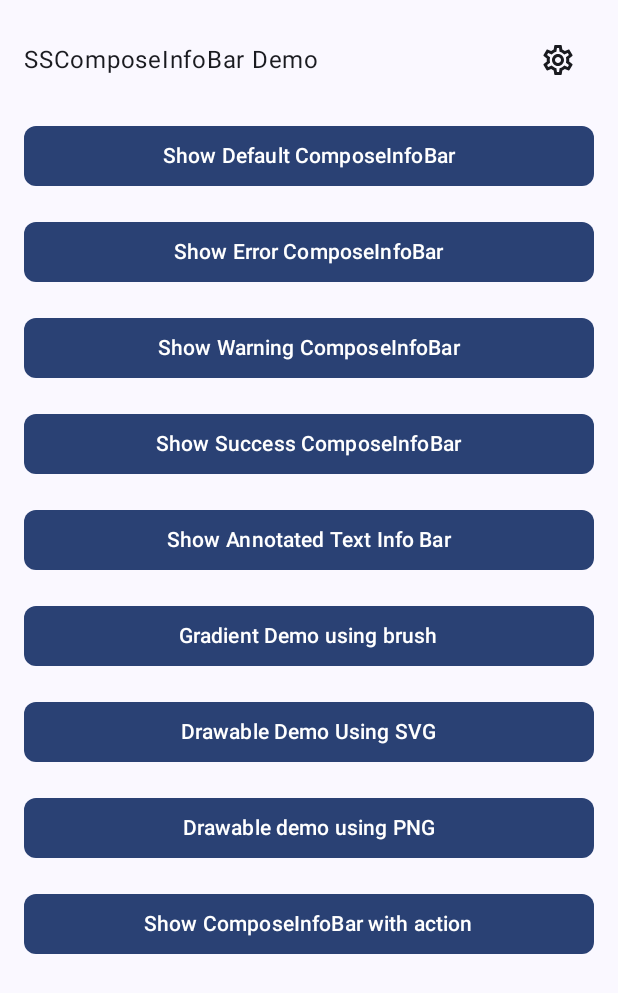
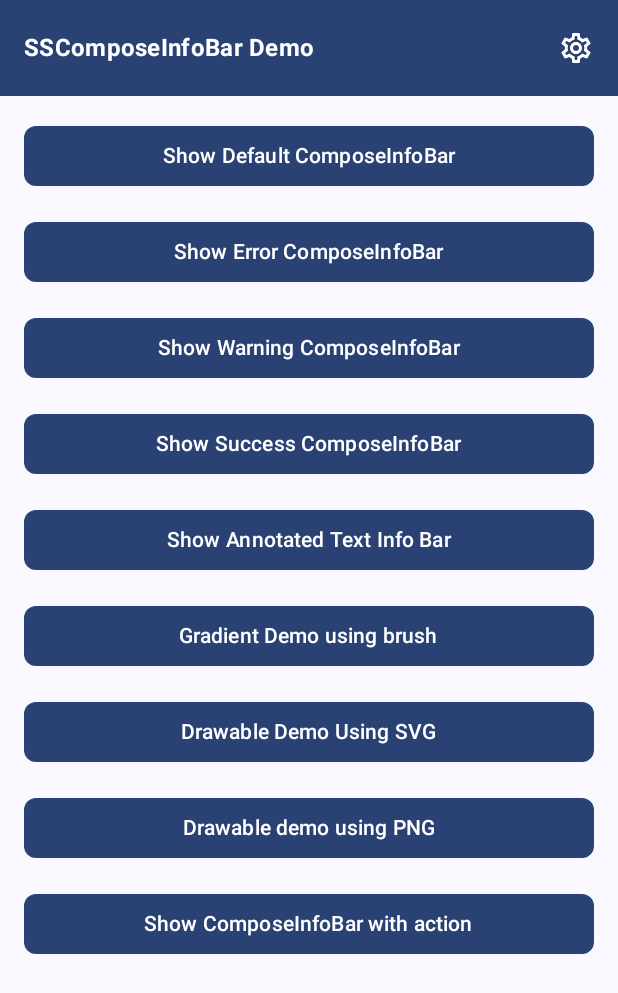
Before and after one commit to SimformSolutionsPvtLtd/SSCompose-CustomInfoBar, an Android app built with Jetpack Compose: the screen it shows after launch (MainActivity), on a phone screen of 412 x 824 dp. Shown: the top 993 px of the screen. Run offline under Robolectric (Android 15) with nearby library versions, the phone set to English and light mode, and no system bars.

Commit message:
UNT-T26646 Refactor: Replace setting dialog with SettingBottomSheet and Home screen UI changes.

```diff
--- a/app/src/main/java/com/simform/sscustominfobarapp/home/Home.kt
+++ b/app/src/main/java/com/simform/sscustominfobarapp/home/Home.kt
@@ -1,10 +1,9 @@
 package com.simform.sscustominfobarapp.home
 
 import android.widget.Toast
-import androidx.compose.animation.AnimatedVisibility
+import androidx.compose.foundation.background
 import androidx.compose.foundation.layout.Arrangement
 import androidx.compose.foundation.layout.Box
-import androidx.compose.foundation.layout.Row
 import androidx.compose.foundation.layout.fillMaxSize
 import androidx.compose.foundation.layout.fillMaxWidth
 import androidx.compose.foundation.layout.height
@@ -15,10 +14,16 @@ import androidx.compose.foundation.lazy.rememberLazyListState
 import androidx.compose.material.icons.Icons
 import androidx.compose.material.icons.outlined.Settings
 import androidx.compose.material3.Button
+import androidx.compose.material3.ExperimentalMaterial3Api
 import androidx.compose.material3.Icon
 import androidx.compose.material3.IconButton
 import androidx.compose.material3.MaterialTheme
+import androidx.compose.material3.ModalBottomSheet
+import androidx.compose.material3.Scaffold
 import androidx.compose.material3.Text
+import androidx.compose.material3.TopAppBar
+import androidx.compose.material3.TopAppBarDefaults
+import androidx.compose.material3.rememberModalBottomSheetState
 import androidx.compose.runtime.Composable
 import androidx.compose.runtime.getValue
 import androidx.compose.runtime.mutableStateOf
@@ -29,6 +34,7 @@ import androidx.compose.ui.Alignment
 import androidx.compose.ui.Modifier
 import androidx.compose.ui.platform.LocalContext
 import androidx.compose.ui.res.stringResource
+import androidx.compose.ui.text.font.FontWeight
 import androidx.compose.ui.unit.dp
 import com.simform.sscustominfobar.main.SSComposeInfoBar
 import com.simform.sscustominfobar.main.SSComposeInfoBarDirection
@@ -71,31 +77,44 @@ private fun CustomHomeButton(
 }
 
 /**
- * Custom Action bar created using row to display app title and a setting icon.
+ * Custom Action bar to display app title and a setting icon.
  *
  * @param modifier The [Modifier] that is applied to this Custom action bar.
  * @param onSettingClicked Called when the user clicks on the settings icon.
  */
+@OptIn(ExperimentalMaterial3Api::class)
 @Composable
 fun HomeActionBar(modifier: Modifier = Modifier, onSettingClicked: () -> Unit) {
-    Row(
+    TopAppBar(
+        title = {
+            Text(
+                text = stringResource(R.string.ss_compose_info_bar_demo),
+                color = MaterialTheme.colorScheme.onPrimary,
+                style = MaterialTheme.typography.titleMedium,
+                fontWeight = FontWeight.Bold
+            )
+        },
         modifier = modifier,
-        horizontalArrangement = Arrangement.SpaceBetween,
-        verticalAlignment = Alignment.CenterVertically
-    ) {
-        Text(text = stringResource(R.string.ss_compose_info_bar_demo))
+        actions = {
             IconButton(onClick = onSettingClicked) {
                 Icon(
                     imageVector = Icons.Outlined.Settings,
-                contentDescription = stringResource(R.string.info_bar_settings)
+                    contentDescription = stringResource(R.string.info_bar_settings),
+                    tint = MaterialTheme.colorScheme.onPrimary
                 )
             }
-    }
+        },
+        colors = TopAppBarDefaults.topAppBarColors(
+            containerColor = MaterialTheme.colorScheme.primary,
+            actionIconContentColor = MaterialTheme.colorScheme.onPrimary
+        )
+    )
 }
 
 /**
  * Home Screen for the demonstration of the [SSComposeInfoBar] Library.
  */
+@OptIn(ExperimentalMaterial3Api::class)
 @Composable
 fun SSCustomInfoBarHome() {
     val context = LocalContext.current
@@ -107,7 +126,7 @@ fun SSCustomInfoBarHome() {
     var buttonType by remember {
         mutableStateOf(ButtonType.Default)
     }
-    var shouldShowSettingDialog by remember {
+    var shouldShowSettingSheet by remember {
         mutableStateOf(false)
     }
     var duration by remember {
@@ -118,6 +137,12 @@ fun SSCustomInfoBarHome() {
     }
     val btnTypeQueue: Queue<ButtonType> = remember {
         LinkedList()
+    }
+    var isSwipeToDismissEnabled by remember {
+        mutableStateOf(false)
+    }
+    var isNetworkMonitoringEnabled by remember {
+        mutableStateOf(true)
     }
     composeInfoHostState.setOnInfoBarDismiss {
         btnTypeQueue.remove()
@@ -130,14 +155,27 @@ fun SSCustomInfoBarHome() {
             Toast.LENGTH_SHORT
         ).show()
     }
-    Box(modifier = Modifier.fillMaxSize()) {
+    val sheetState = rememberModalBottomSheetState(true)
+    Scaffold(
+        modifier = Modifier,
+        topBar = {
+            HomeActionBar(
+                modifier = Modifier
+                    .background(MaterialTheme.colorScheme.primary)
+            ) {
+                shouldShowSettingSheet = shouldShowSettingSheet.not()
+            }
+        }
+    ) {
         SSComposeInfoHost(
             modifier = Modifier
-                .fillMaxSize(),
+                .fillMaxSize()
+                .padding(it),
             composeHostState = composeInfoHostState,
             direction = direction,
             contentScrollState = lazyListState,
-            enableNetworkMonitoring = true,
+            enableNetworkMonitoring = isNetworkMonitoringEnabled,
+            isSwipeToDismissEnabled = isSwipeToDismissEnabled,
             composeInfoBar = { content ->
                 InfoBarByButtonType(
                     type = buttonType,
@@ -158,11 +196,6 @@ fun SSCustomInfoBarHome() {
                 horizontalAlignment = Alignment.CenterHorizontally,
                 verticalArrangement = Arrangement.spacedBy(AppDimens.DpMedium)
             ) {
-                item {
-                    HomeActionBar(modifier = Modifier.fillMaxWidth()) {
-                        shouldShowSettingDialog = shouldShowSettingDialog.not()
-                    }
-                }
                 items(ButtonType.entries) { bType ->
                     CustomHomeButton(
                         title = stringResource(id = getButtonTitle(bType)),
@@ -195,20 +228,30 @@ fun SSCustomInfoBarHome() {
                     }
                 }
             }
-            AnimatedVisibility(visible = shouldShowSettingDialog) {
-                SettingDialog(
-                    modifier = Modifier.align(Alignment.Center),
+            if (shouldShowSettingSheet) {
+                ModalBottomSheet(
+                    onDismissRequest = {
+                        shouldShowSettingSheet = false
+                    },
+                    sheetState = sheetState
+                ) {
+                    // Sheet content
+                    SettingBottomSheet(
                         inputDuration = duration,
                         inputDirection = direction,
-                    onCancel = {
-                        shouldShowSettingDialog = false
-                    },
-                    onConfirm = { selectedDuration, selectedDirection ->
+                        inputSwipeToDismissState = isSwipeToDismissEnabled,
+                        inputNetworkObserverState = isNetworkMonitoringEnabled,
+                        onCancel = { shouldShowSettingSheet = false },
+                        onConfirm = { selectedDuration, selectedDirection, swipeToDismissState, networkObserverState ->
                             duration = selectedDuration
                             direction = selectedDirection
-                        shouldShowSettingDialog = false
-                    })
+                            isSwipeToDismissEnabled = swipeToDismissState
+                            isNetworkMonitoringEnabled = networkObserverState
+                            shouldShowSettingSheet = false
+                        }
+                    )
                 }
             }
         }
     }
+}
--- a/app/src/main/res/values/strings.xml
+++ b/app/src/main/res/values/strings.xml
@@ -28,4 +28,6 @@
     <string name="sscomposeinfobar_with_action">InfoBar with Action</string>
     <string name="action_clicked">Action Clicked</string>
     <string name="info_bar_dismissed_successfully">Info Bar Dismissed Successfully!!</string>
+    <string name="swipe_to_dismiss">Swipe to dismiss</string>
+    <string name="network_state_observation">Network state observation</string>
 </resources>
--- a/sscustominfobar/src/main/java/com/simform/sscustominfobar/main/SSComposeInfoHost.kt
+++ b/sscustominfobar/src/main/java/com/simform/sscustominfobar/main/SSComposeInfoHost.kt
@@ -342,6 +342,7 @@ fun SSComposeInfoHost(
     animationType: AnimationType = AnimationType.SlideVertically,
     contentScrollState: LazyListState? = null,
     enableNetworkMonitoring: Boolean = false,
+    isSwipeToDismissEnabled: Boolean = false,
     composeInfoBar: @Composable (SSComposeInfoBarData) -> Unit,
     content: @Composable () -> Unit
 ) {
@@ -396,7 +397,7 @@ fun SSComposeInfoHost(
             modifier = Modifier
                 .align(composeHostState.direction.value.alignment)
                 .then(
-                    if (composeHostState.isInfinite.value) Modifier.swipeable { composeHostState.dismiss() } else Modifier
+                    if (isSwipeToDismissEnabled && composeHostState.isInfinite.value) Modifier.swipeable { composeHostState.dismiss() } else Modifier
                 )
                 .then(
                     if (directionalLazyListState != null) Modifier
@@ -453,6 +454,7 @@ fun SSComposeInfoHost(
     animationType: AnimationType = AnimationType.SlideVertically,
     contentScrollState: LazyListState? = null,
     enableNetworkMonitoring: Boolean = false,
+    isSwipeToDismissEnabled: Boolean = false,
     content: @Composable () -> Unit
 ) {
     composeHostState.setDirection(direction)
@@ -506,7 +508,7 @@ fun SSComposeInfoHost(
             modifier = Modifier
                 .align(composeHostState.direction.value.alignment)
                 .then(
-                    if (composeHostState.isInfinite.value) Modifier.swipeable { composeHostState.dismiss() } else Modifier
+                    if (isSwipeToDismissEnabled && composeHostState.isInfinite.value) Modifier.swipeable { composeHostState.dismiss() } else Modifier
                 )
                 .then(
                     if (directionalLazyListState != null) Modifier
```
Also changed, not shown: app/src/main/java/com/simform/sscustominfobarapp/home/SettingBottomSheet.kt (added, +236 -0 lines), app/src/main/java/com/simform/sscustominfobarapp/home/SettingDialog.kt (deleted, +0 -155 lines). Lines whose indentation alone changed are shown as unchanged.
